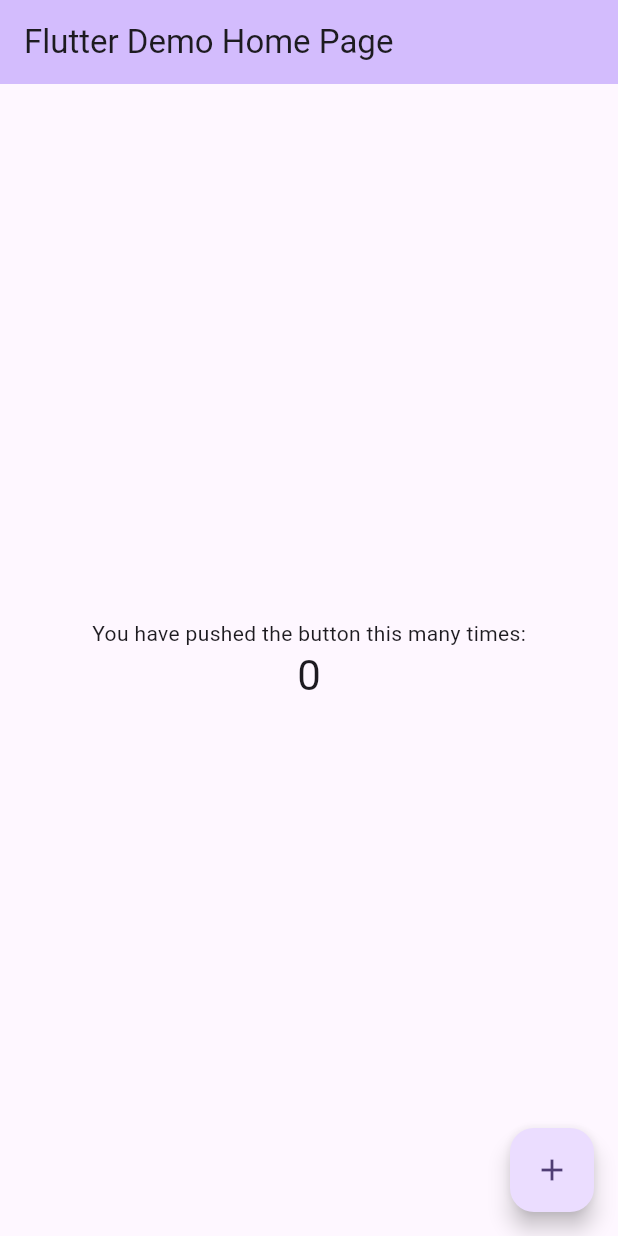
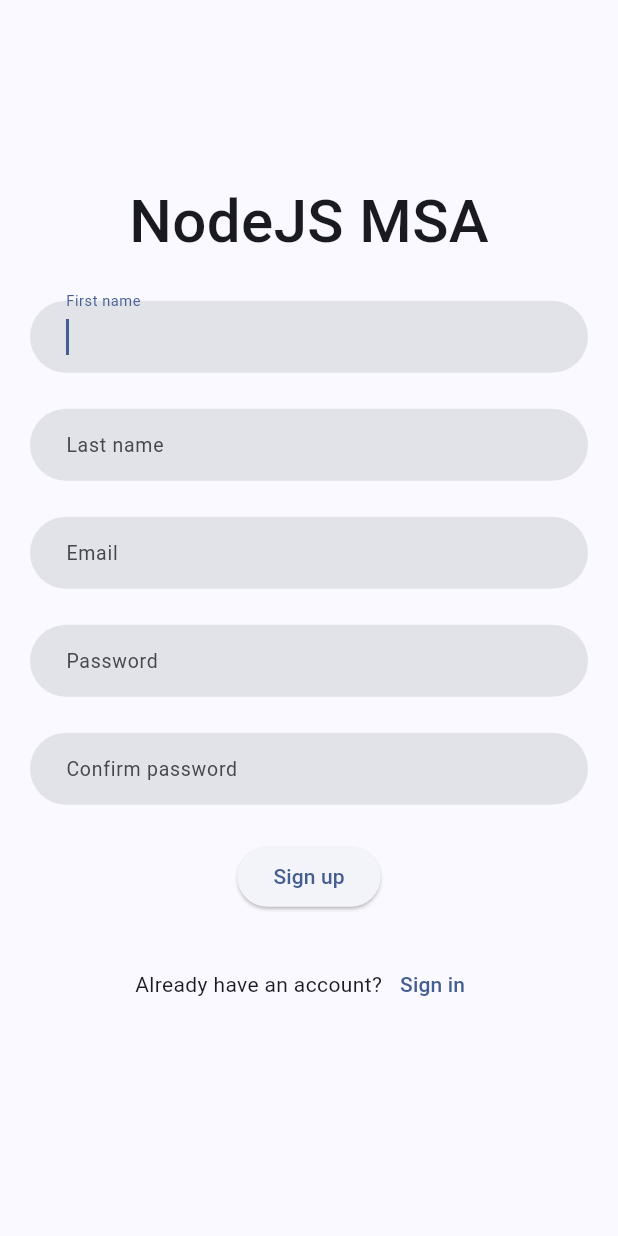
Before and after one commit to nashtech-garage/nodejs-msa, a Flutter app: the screen it shows after launch, on a phone screen of 412 x 824 dp. Run offline on Flutter 3.47's test engine with Material 2 defaults, Android fonts, the phone set to English and light mode, and no system bars.

Commit message:
Screens: - Sign in. - Sign up.

```diff
--- a/merchant_app/lib/main.dart
+++ b/merchant_app/lib/main.dart
@@ -1,4 +1,6 @@
 import 'package:flutter/material.dart';
+import 'package:merchant_app/src/screens/sign_in.dart';
+import 'package:merchant_app/src/screens/sign_up.dart';
 
 void main() {
   runApp(const MyApp());
@@ -13,40 +15,16 @@
     return MaterialApp(
       title: 'Flutter Demo',
       theme: ThemeData(
-        // This is the theme of your application.
-        //
-        // TRY THIS: Try running your application with "flutter run". You'll see
-        // the application has a blue toolbar. Then, without quitting the app,
-        // try changing the seedColor in the colorScheme below to Colors.green
-        // and then invoke "hot reload" (save your changes or press the "hot
-        // reload" button in a Flutter-supported IDE, or press "r" if you used
-        // the command line to start the app).
-        //
-        // Notice that the counter didn't reset back to zero; the application
-        // state is not lost during the reload. To reset the state, use hot
-        // restart instead.
-        //
-        // This works for code too, not just values: Most code changes can be
-        // tested with just a hot reload.
-        colorScheme: ColorScheme.fromSeed(seedColor: Colors.deepPurple),
+        colorScheme: ColorScheme.fromSeed(seedColor: Colors.blueAccent),
         useMaterial3: true,
       ),
-      home: const MyHomePage(title: 'Flutter Demo Home Page'),
+      home: SignUpPage(),
     );
   }
 }
 
 class MyHomePage extends StatefulWidget {
   const MyHomePage({super.key, required this.title});
-
-  // This widget is the home page of your application. It is stateful, meaning
-  // that it has a State object (defined below) that contains fields that affect
-  // how it looks.
-
-  // This class is the configuration for the state. It holds the values (in this
-  // case the title) provided by the parent (in this case the App widget) and
-  // used by the build method of the State. Fields in a Widget subclass are
-  // always marked "final".
 
   final String title;
 
@@ -59,50 +37,19 @@
 
   void _incrementCounter() {
     setState(() {
-      // This call to setState tells the Flutter framework that something has
-      // changed in this State, which causes it to rerun the build method below
-      // so that the display can reflect the updated values. If we changed
-      // _counter without calling setState(), then the build method would not be
-      // called again, and so nothing would appear to happen.
       _counter++;
     });
   }
 
   @override
   Widget build(BuildContext context) {
-    // This method is rerun every time setState is called, for instance as done
-    // by the _incrementCounter method above.
-    //
-    // The Flutter framework has been optimized to make rerunning build methods
-    // fast, so that you can just rebuild anything that needs updating rather
-    // than having to individually change instances of widgets.
     return Scaffold(
       appBar: AppBar(
-        // TRY THIS: Try changing the color here to a specific color (to
-        // Colors.amber, perhaps?) and trigger a hot reload to see the AppBar
-        // change color while the other colors stay the same.
         backgroundColor: Theme.of(context).colorScheme.inversePrimary,
-        // Here we take the value from the MyHomePage object that was created by
-        // the App.build method, and use it to set our appbar title.
         title: Text(widget.title),
       ),
       body: Center(
-        // Center is a layout widget. It takes a single child and positions it
-        // in the middle of the parent.
         child: Column(
-          // Column is also a layout widget. It takes a list of children and
-          // arranges them vertically. By default, it sizes itself to fit its
-          // children horizontally, and tries to be as tall as its parent.
-          //
-          // Column has various properties to control how it sizes itself and
-          // how it positions its children. Here we use mainAxisAlignment to
-          // center the children vertically; the main axis here is the vertical
-          // axis because Columns are vertical (the cross axis would be
-          // horizontal).
-          //
-          // TRY THIS: Invoke "debug painting" (choose the "Toggle Debug Paint"
-          // action in the IDE, or press "p" in the console), to see the
-          // wireframe for each widget.
           mainAxisAlignment: MainAxisAlignment.center,
           children: <Widget>[
             const Text(
@@ -119,7 +66,7 @@
         onPressed: _incrementCounter,
         tooltip: 'Increment',
         child: const Icon(Icons.add),
-      ), // This trailing comma makes auto-formatting nicer for build methods.
+      ),
     );
   }
 }
--- /dev/null
+++ b/merchant_app/lib/src/screens/sign_up.dart
@@ -0,0 +1,124 @@
+import 'package:flutter/material.dart';
+import 'package:flutter/services.dart';
+
+class SignUpPage extends StatelessWidget {
+  @override
+  Widget build(BuildContext context) {
+    return Scaffold(
+      body: Form(
+        child: Padding(
+          padding: const EdgeInsets.all(20.0),
+          child: Column(
+            mainAxisAlignment: MainAxisAlignment.center,
+            children: [
+              ...[
+                const Text(
+                  'NodeJS MSA',
+                  style: TextStyle(fontSize: 40, fontWeight: FontWeight.w500),
+                ),
+                TextFormField(
+                  autofocus: true,
+                  textInputAction: TextInputAction.next,
+                  decoration: InputDecoration(
+                      contentPadding: const EdgeInsets.fromLTRB(20, 10, 20, 10),
+                      filled: true,
+                      labelStyle: const TextStyle(fontSize: 13.0),
+                      labelText: 'First name',
+                      border: OutlineInputBorder(
+                          borderRadius: BorderRadius.circular(30.0),
+                          borderSide: BorderSide.none)),
+                  onChanged: (value) {
+                    print(value);
+                  },
+                ),
+                TextFormField(
+                  autofocus: true,
+                  textInputAction: TextInputAction.next,
+                  decoration: InputDecoration(
+                      contentPadding: const EdgeInsets.fromLTRB(20, 10, 20, 10),
+                      filled: true,
+                      labelStyle: const TextStyle(fontSize: 13.0),
+                      labelText: 'Last name',
+                      border: OutlineInputBorder(
+                          borderRadius: BorderRadius.circular(30.0),
+                          borderSide: BorderSide.none)),
+                  onChanged: (value) {
+                    print(value);
+                  },
+                ),
+                TextFormField(
+                  autofocus: true,
+                  textInputAction: TextInputAction.next,
+                  decoration: InputDecoration(
+                      contentPadding: const EdgeInsets.fromLTRB(20, 10, 20, 10),
+                      filled: true,
+                      labelStyle: const TextStyle(fontSize: 13.0),
+                      labelText: 'Email',
+                      border: OutlineInputBorder(
+                          borderRadius: BorderRadius.circular(30.0),
+                          borderSide: BorderSide.none)),
+                  onChanged: (value) {
+                    print(value);
+                  },
+                ),
+                TextFormField(
+                  decoration: InputDecoration(
+                      contentPadding: const EdgeInsets.fromLTRB(20, 10, 20, 10),
+                      filled: true,
+                      labelStyle: const TextStyle(fontSize: 13.0),
+                      labelText: 'Password',
+                      border: OutlineInputBorder(
+                          borderRadius: BorderRadius.circular(30.0),
+                          borderSide: BorderSide.none)),
+                  obscureText: true,
+                  onChanged: (value) {
+                    print(value);
+                  },
+                ),
+                TextFormField(
+                  decoration: InputDecoration(
+                      contentPadding: EdgeInsets.fromLTRB(20, 10, 20, 10),
+                      filled: true,
+                      labelStyle: const TextStyle(fontSize: 13.0),
+                      labelText: 'Confirm password',
+                      border: OutlineInputBorder(
+                          borderRadius: BorderRadius.circular(30.0),
+                          borderSide: BorderSide.none)),
+                  obscureText: true,
+                  onChanged: (value) {
+                    print(value);
+                  },
+                ),
+                SizedBox(
+                  child: ElevatedButton(
+                    child: Text("Sign up"),
+                    onPressed: () async {
+                      print('form submited');
+                    },
+                  ),
+                ),
+                Row(
+                  mainAxisAlignment: MainAxisAlignment.center,
+                  children: [
+                    Text('Already have an account?'),
+                    TextButton(
+                      child: Text('Sign in'),
+                      onPressed: () => print('Sign in called'),
+                    ),
+                  ],
+                )
+              ].expand(
+                (widget) => [
+                  widget,
+                  const SizedBox(
+                    height: 24,
+                  )
+                ],
+              )
+            ],
+          ),
+        ),
+      ),
+    );
+  }
+}
```
Also changed, not shown: merchant_app/lib/src/screens/sign_in.dart (added, +89 -0 lines).
